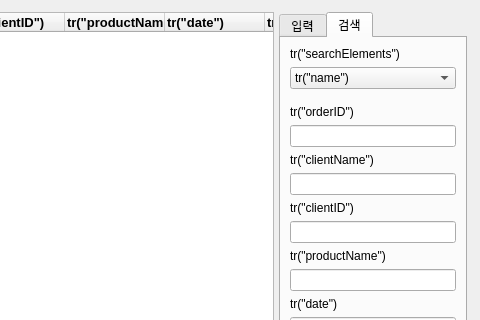
This is CustomerProduct2Project/ordermanager.ui in SaintMonguss/Qt as Qt 5 draws it before an edit; both pictures show x 249 to 729 and y 0 to 320 of the 729 by 488 pixel window. The edited form follows.
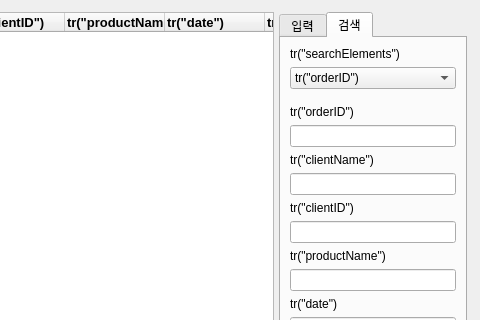
This is the edited form.

Commit message: UI 수정

Diff of the .ui file:
```diff
--- a/CustomerProduct2Project/ordermanager.ui
+++ b/CustomerProduct2Project/ordermanager.ui
@@ -359,7 +359,7 @@
             <widget class="QComboBox" name="comboBox_5">
              <item>
               <property name="text">
-               <string>tr(&quot;name&quot;)</string>
+               <string>tr(&quot;orderID&quot;)</string>
               </property>
              </item>
              <item>
```
Left out of the diff: 18 changed lines with no effect on the pictures. The commit also changes 1 other file.
